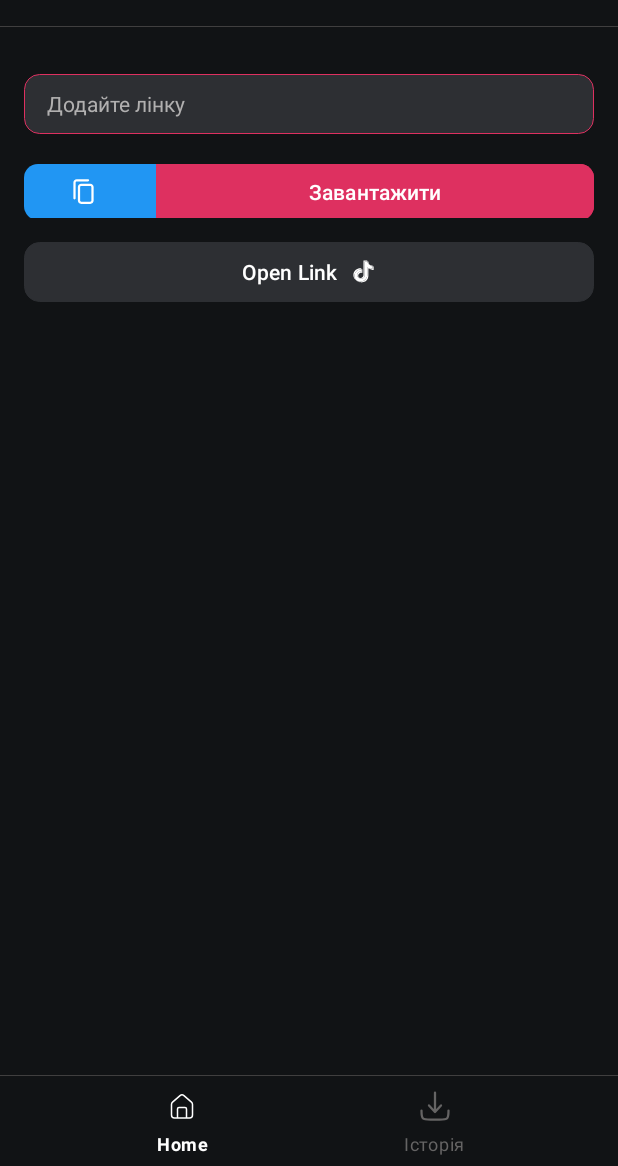
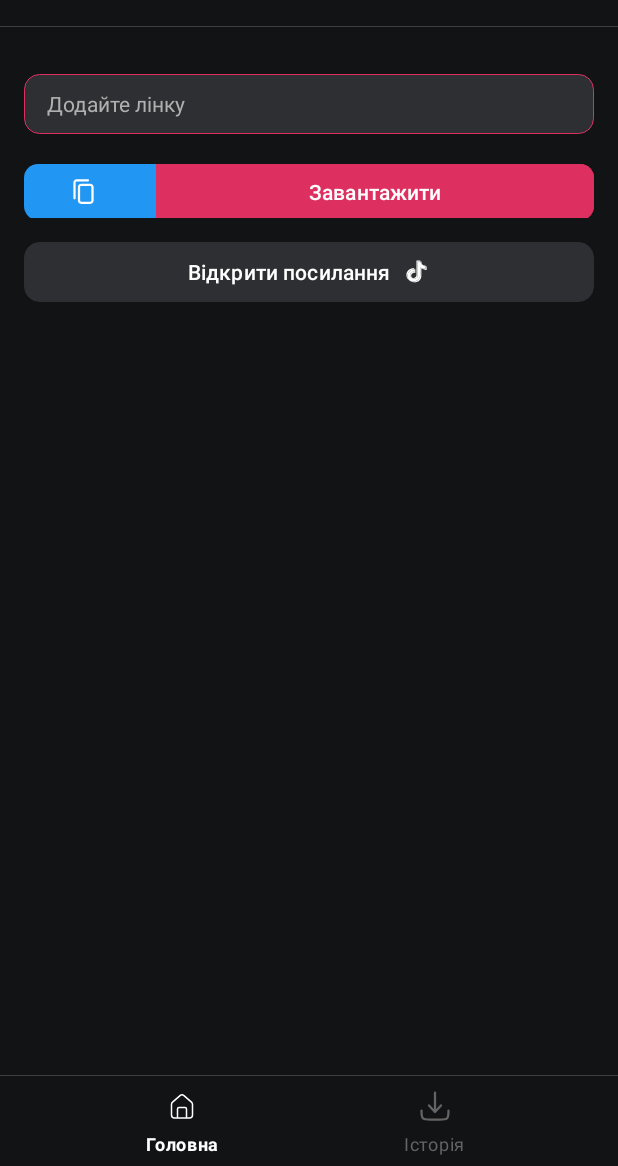
Before and after one commit to Ksnk-dm/TikTokDownloader, an Android app: the screen it shows after launch (MainActivity), on a phone screen of 412 x 824 dp, the part 70-1236 px from its top. Run offline under Robolectric (Android 15) with nearby library versions, the phone set to English and light mode, and no system bars; our stand-ins replace EventBus, navigation-ui; libraries missing offline, so code that uses them is left out: by.kirich1409.viewbindingdelegate; 3 statements that could not run were skipped.

Commit message:
add new feat

```diff
--- a/app/src/main/res/layout/fragment_download.xml
+++ b/app/src/main/res/layout/fragment_download.xml
@@ -1,7 +1,6 @@
 <?xml version="1.0" encoding="utf-8"?>
 <androidx.constraintlayout.widget.ConstraintLayout xmlns:android="http://schemas.android.com/apk/res/android"
     xmlns:app="http://schemas.android.com/apk/res-auto"
-    xmlns:tools="http://schemas.android.com/tools"
     android:layout_width="match_parent"
     android:layout_height="match_parent"
     android:background="@drawable/bg">
@@ -55,7 +54,7 @@
         android:layout_marginEnd="16dp"
         android:background="@drawable/rounded_corners"
         android:backgroundTint="@color/primary"
-        android:text="Open Link"
+        android:text="@string/open"
         android:textColor="@color/white"
         app:backgroundTint="#2d2f33"
         app:icon="@drawable/tiktok_svgrepo_com"
--- a/app/src/main/res/layout/fragment_history.xml
+++ b/app/src/main/res/layout/fragment_history.xml
@@ -1,7 +1,6 @@
 <?xml version="1.0" encoding="utf-8"?>
 <androidx.constraintlayout.widget.ConstraintLayout xmlns:android="http://schemas.android.com/apk/res/android"
     xmlns:app="http://schemas.android.com/apk/res-auto"
-    xmlns:tools="http://schemas.android.com/tools"
     android:layout_width="match_parent"
     android:layout_height="match_parent"
     android:background="@drawable/bg">
@@ -16,7 +15,7 @@
         app:layout_constraintEnd_toEndOf="parent"
         app:layout_constraintStart_toStartOf="parent"
         app:layout_constraintTop_toTopOf="parent"
-        app:title="History"
+        app:title="@string/history"
         app:titleTextColor="#FFFFFF" />
     <View
         android:id="@+id/divider"
--- a/app/src/main/res/menu/home.xml
+++ b/app/src/main/res/menu/home.xml
@@ -6,7 +6,7 @@
         android:layout_width="wrap_content"
         android:layout_height="wrap_content"
         android:icon="@drawable/home_svgrepo_com"
-        android:title="Home" />
+        android:title="@string/home" />
     <item
         android:id="@+id/historyFragment"
         android:layout_width="wrap_content"
--- a/app/src/main/res/values/strings.xml
+++ b/app/src/main/res/values/strings.xml
@@ -9,4 +9,6 @@
     <string name="history">Історія</string>
     <string name="empty_url">Введіть лінку для завантаження</string>
     <string name="bad_link">Лінка не підримується</string>
+    <string name="home">Головна</string>
+    <string name="open">Відкрити посилання</string>
 </resources>
```
Also changed, not shown: 1 other file.
